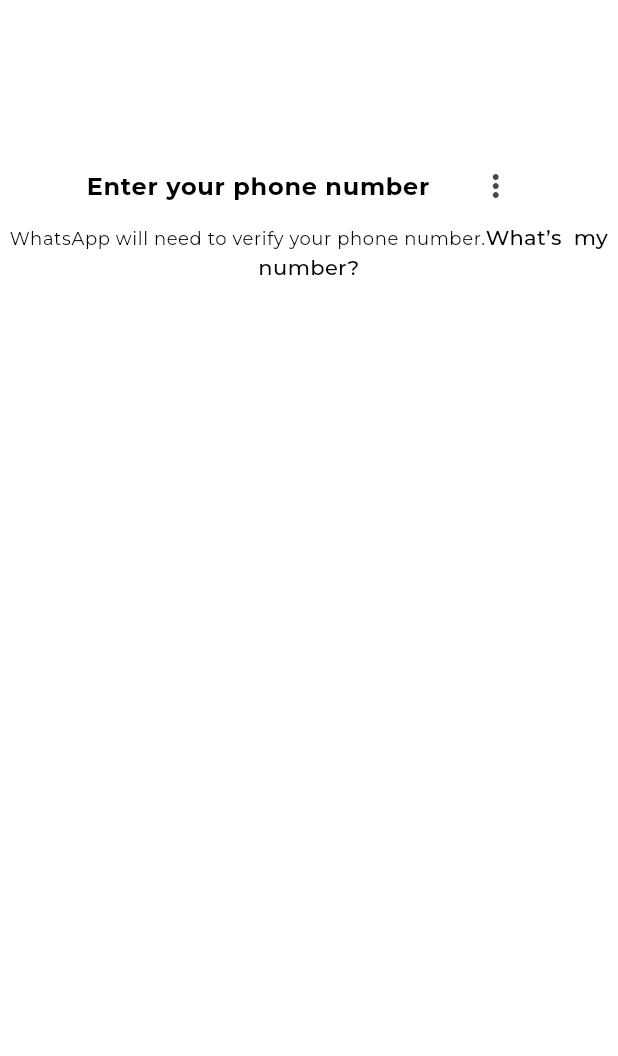
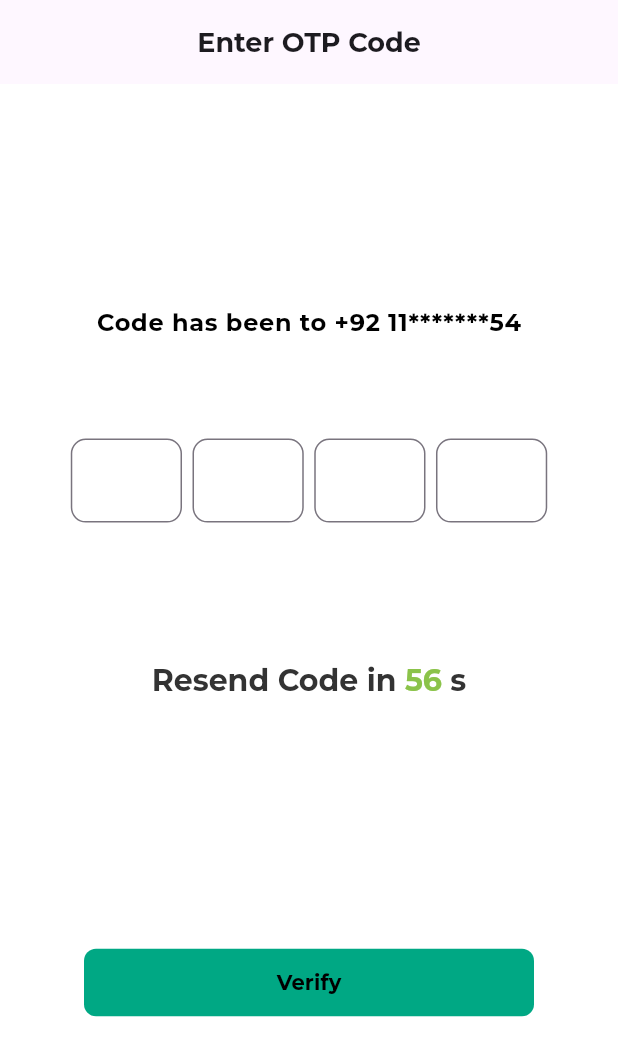
Before and after one commit to waqas1343/whatsapp-ui, a Flutter app: the screen it shows after launch, on a phone screen of 412 x 824 dp. Shown: the top 1056 px of the screen. Run offline on Flutter 3.47's test engine with Material 3 defaults, Android fonts, the light colour scheme and no system bars; our stand-ins replace sizer.

Commit message:
otp screen

```diff
--- a/lib/main.dart
+++ b/lib/main.dart
@@ -1,7 +1,9 @@
 import 'package:flutter/material.dart';
 import 'package:medichat/core/utils/text_theme/text_theme.dart';
 import 'package:medichat/providers/multiapp_providers/multiapp_providers.dart';
+import 'package:medichat/screens/auth/otpScreen/otp_screen.dart';
 import 'package:medichat/screens/auth/phone_number_screen/phone_number_screen.dart';
+import 'package:medichat/screens/auth/welcome_screen/welcome_screen.dart';
 import 'package:provider/provider.dart';
 import 'package:sizer/sizer.dart';
 
@@ -24,7 +26,7 @@
             theme: AppTheme.lightTheme,
             darkTheme: AppTheme.darkTheme,
             themeMode: ThemeMode.system,
-            home: PhoneNumberScreen(),
+            home: OtpScreen(),
           ),
         );
       },
--- /dev/null
+++ b/lib/providers/controllers/otpHover/opt_hover.dart
@@ -0,0 +1,10 @@
+import 'package:flutter/material.dart';
+
+class OptHoverProvider extends ChangeNotifier {
+  int? hoverIndex;
+
+  void setHoverIndex(int? index) {
+    hoverIndex = index;
+    notifyListeners();
+  }
+}
--- a/lib/providers/multiapp_providers/multiapp_providers.dart
+++ b/lib/providers/multiapp_providers/multiapp_providers.dart
@@ -1,6 +1,10 @@
+import 'package:medichat/providers/controllers/otpHover/opt_hover.dart';
 import 'package:medichat/providers/controllers/terms_agrement/termsagrement.dart';
 import 'package:provider/provider.dart';
 
 final List<ChangeNotifierProvider> multiAppProvider = [
   ChangeNotifierProvider<Termsagrement>(create: (context) => Termsagrement()),
+  ChangeNotifierProvider<OptHoverProvider>(
+    create: (context) => OptHoverProvider(),
+  ),
 ];
--- /dev/null
+++ b/lib/screens/auth/otpScreen/otp_screen.dart
@@ -0,0 +1,50 @@
+import 'package:flutter/material.dart';
+import 'package:medichat/core/utils/custom_button/custom_button.dart';
+import 'package:sizer/sizer.dart';
+
+import '../../../widgets/customOtpScreen/custom_otp.dart';
+
+class OtpScreen extends StatelessWidget {
+  const OtpScreen({super.key});
+
+  @override
+  Widget build(BuildContext context) {
+    final apptextTheme = Theme.of(context).textTheme;
+    return Scaffold(
+      appBar: AppBar(title: Text("Enter OTP Code"), centerTitle: true),
+      body: Center(
+        child: SingleChildScrollView(
+          child: Column(
+            mainAxisAlignment: MainAxisAlignment.center,
+            children: [
+              Text(
+                "Code has been to +92 11*******54",
+                style: apptextTheme.bodyLarge,
+              ),
+              SizedBox(height: 8.h),
+              CustomOtp(keyboardtype: TextInputType.number),
+              SizedBox(height: 8.h),
+              RichText(
+                text: TextSpan(
+                  style: apptextTheme.headlineSmall,
+                  children: [
+                    TextSpan(text: "Resend Code in "),
+                    TextSpan(
+                      text: "56",
+                      style: apptextTheme.headlineSmall?.copyWith(
+                        color: Colors.lightGreen,
+                      ),
+                    ),
+                    TextSpan(text: " s", style: apptextTheme.headlineSmall),
+                  ],
+                ),
+              ),
+              SizedBox(height: 20.h),
+              CustomButton(text: "Verify", onPressed: () {}),
+            ],
+          ),
+        ),
+      ),
+    );
+  }
+}
--- /dev/null
+++ b/lib/widgets/customOtpScreen/custom_otp.dart
@@ -0,0 +1,57 @@
+import 'package:flutter/material.dart';
+import 'package:provider/provider.dart';
+import 'package:sizer/sizer.dart';
+
+import '../../providers/controllers/otpHover/opt_hover.dart';
+
+class CustomOtp extends StatelessWidget {
+  final TextInputType keyboardtype;
+  const CustomOtp({super.key, this.keyboardtype = TextInputType.text});
+
+  @override
+  Widget build(BuildContext context) {
+    return Column(
+      children: [
+        Center(
+          child: Row(
+            mainAxisAlignment: MainAxisAlignment.center,
+            spacing: 7,
+            children: List.generate(4, (index) {
+              return GestureDetector(
+                onTap: () {
+                  context.read<OptHoverProvider>().setHoverIndex(index);
+                },
+                child: Consumer<OptHoverProvider>(
+                  builder: (context, hover, child) {
+                    return Container(
+                      width: 18.w,
+                      height: 10.h,
+                      child: TextField(
+                        keyboardType: keyboardtype,
+                        decoration: InputDecoration(
+                          border: OutlineInputBorder(
+                            borderRadius: BorderRadius.circular(10),
+                          ),
+
+                          focusedBorder: OutlineInputBorder(
+                            borderRadius: BorderRadius.circular(10),
+                            borderSide: BorderSide(
+                              color:
+                                  hover.hoverIndex == index
+                                      ? Colors.grey
+                                      : Colors.blue,
+                            ),
+                          ),
+                        ),
+                      ),
+                    );
+                  },
+                ),
+              );
+            }),
+          ),
+        ),
+      ],
+    );
+  }
+}
```
